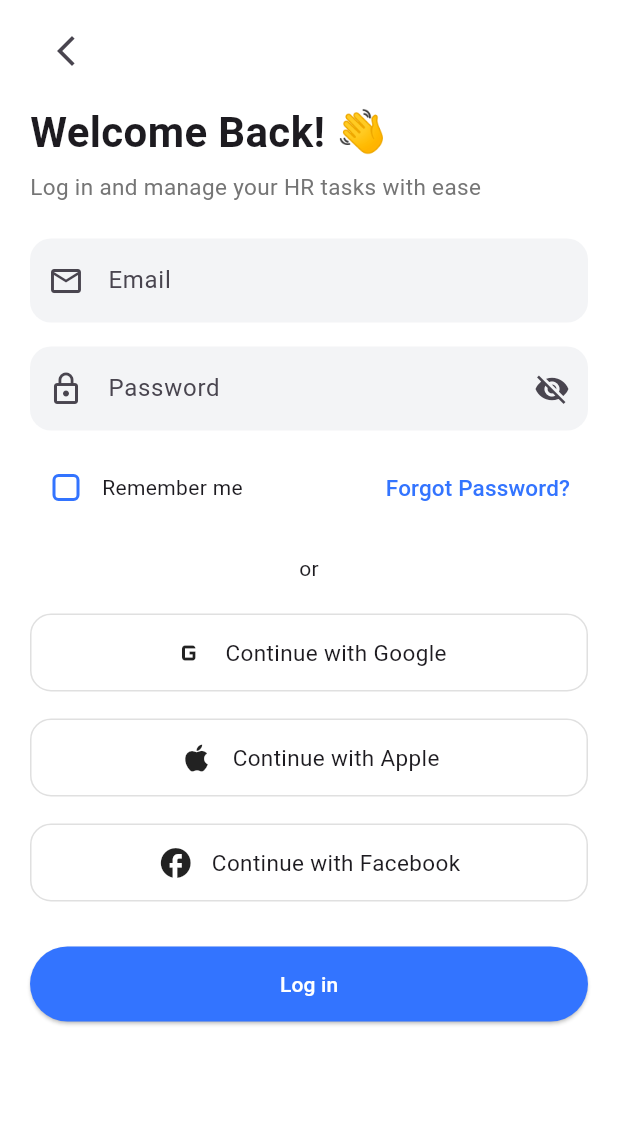
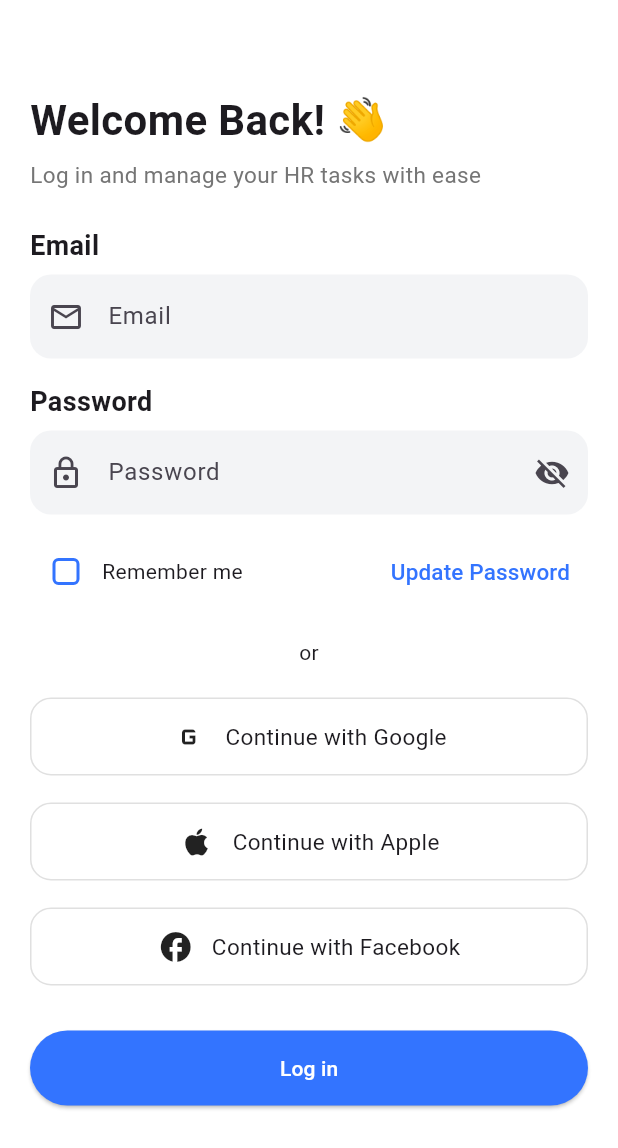
Before and after one commit to ajainoffbeat/offbeat-flutter-ems, a Flutter app: the LoginScreen screen opened by its route, on a phone screen of 412 x 824 dp. Shown: the top 1148 px of the screen. Run offline on Flutter 3.47's test engine with Material 3 defaults, Android fonts, the phone set to English and light mode, and no system bars; our stand-ins replace flutter_spinkit.

Commit message:
create update password screen, placed the buttons at the bottom of screen for improving ux, added labels in login screen, created widgets for heading, subheading and text.

```diff
--- a/lib/app/auth_screen/login_screen.dart
+++ b/lib/app/auth_screen/login_screen.dart
@@ -1,7 +1,6 @@
 import 'package:ems_offbeat/theme/app_theme.dart';
+import 'package:ems_offbeat/widgets/screen_headings.dart';
 import 'package:flutter/material.dart';
-import 'package:ems_offbeat/widgets/screen_subtitle.dart';
-import 'package:ems_offbeat/widgets/screen_title.dart';
 
 class LoginScreen extends StatelessWidget {
   const LoginScreen({super.key});
@@ -16,25 +15,26 @@ class LoginScreen extends StatelessWidget {
           child: Column(
             crossAxisAlignment: CrossAxisAlignment.start,
             children: [
-              const SizedBox(height: 10),
+              const SizedBox(height: 60),
 
               // Back button
-              IconButton(
-                onPressed: () => Navigator.pop(context),
-                icon: const Icon(Icons.arrow_back_ios_new),
-              ),
+              // IconButton(
+              //   onPressed: () => Navigator.pop(context),
+              //   icon: const Icon(Icons.arrow_back_ios_new),
+              // ),
 
-              const SizedBox(height: 10),
+              // const SizedBox(height: 10),
 
               // Updated header widgets
-              const ScreenTitle(text: "Welcome Back! 👋"),
+              const ScreenHeading(text: "Welcome Back! 👋"),
               const SizedBox(height: 6),
               const ScreenSubtitle(
                 text: "Log in and manage your HR tasks with ease",
               ),
 
               const SizedBox(height: 24),
-
+               const TitleText(text: "Email"),   // your custom bold widget
+              const SizedBox(height: 6),
               // Email Field
               TextField(
                 decoration: InputDecoration(
@@ -62,7 +62,8 @@ class LoginScreen extends StatelessWidget {
               ),
 
               const SizedBox(height: 16),
-
+                const TitleText(text: "Password"),   // your custom bold widget
+              const SizedBox(height: 6),
               // Password Field
               TextField(
                 obscureText: true,
@@ -111,9 +112,11 @@ class LoginScreen extends StatelessWidget {
                   const Text("Remember me"),
                   const Spacer(),
                   TextButton(
-                    onPressed: () {},
+                    onPressed: () {
+                      Navigator.pushNamed(context,"/updatePassword");
+                    },
                     child: const Text(
-                      "Forgot Password?",
+                      "Update Password",
                       style: TextStyle(
                         fontSize: 15,
                         color: AppThemeData.primary500,
--- a/lib/main.dart
+++ b/lib/main.dart
@@ -1,9 +1,8 @@
+import 'package:ems_offbeat/app/auth_screen/update_password.dart';
 import 'package:ems_offbeat/navigation/bottom_nav.dart';
-import 'package:ems_offbeat/app/auth_screen/forgot_password.dart';
 import 'package:ems_offbeat/app/leaves_screen/leave_request_screen.dart';
 import 'package:ems_offbeat/app/leaves_screen/leaves_screen.dart';
 import 'package:ems_offbeat/app/notification_screen/notification.dart';
-import 'package:ems_offbeat/app/auth_screen/reset_screen.dart';
 import 'package:flutter/material.dart';
 import 'app/auth_screen/login_screen.dart';
 import 'app/onboarding_screens/onboarding_screen.dart';
@@ -48,8 +47,7 @@ class MyApp extends StatelessWidget {
         "/onboarding": (_) => const OnboardingScreen(),
 
         "/login": (_) => LoginScreen(),
-        "/forgot": (_) => ForgotPasswordScreen(),
-        "/reset": (_) => ResetPasswordScreen(),
+        "/updatePassword":(_) => UpdatePasswordScreen(),
         '/home': (_) => HomeScreen(),
         '/leaves': (_) => const LeavesScreen(role: "manager"),
         '/leave-request': (_) => const LeaveRequestScreen(),
--- /dev/null
+++ b/lib/widgets/screen_headings.dart
@@ -0,0 +1,70 @@
+import 'package:flutter/material.dart';
+
+class ScreenHeading extends StatelessWidget {
+  final String text;
+  final TextAlign align;
+
+  const ScreenHeading({
+    super.key,
+    required this.text,
+    this.align = TextAlign.left,
+  });
+
+  @override
+  Widget build(BuildContext context) {
+    return Text(
+      text,
+      textAlign: align,
+      style: const TextStyle(
+        fontSize: 28,
+        fontWeight: FontWeight.w700,
+      ),
+    );
+  }
+}
+
+class ScreenSubtitle extends StatelessWidget {
+  final String text;
+  final TextAlign align;
+
+  const ScreenSubtitle({
+    super.key,
+    required this.text,
+    this.align = TextAlign.left,
+  });
+
+  @override
+  Widget build(BuildContext context) {
+    return Text(
+      text,
+      textAlign: align,
+      style: TextStyle(
+        fontSize: 15,
+        color: Colors.grey[600],
+      ),
+    );
+  }
+}
+
+class TitleText extends StatelessWidget {
+  final String text;
+  final TextAlign align;
+
+  const TitleText({
+    super.key,
+    required this.text,
+    this.align = TextAlign.left,
+  });
+
+  @override
+  Widget build(BuildContext context) {
+    return Text(
+      text,
+      textAlign: align,
+      style: const TextStyle(
+        fontSize: 18,
+        fontWeight: FontWeight.w600,
+      ),
+    );
+  }
+}
--- a/lib/widgets/screen_subtitle.dart
+++ /dev/null
@@ -1,24 +0,0 @@
-import 'package:flutter/material.dart';
-
-class ScreenSubtitle extends StatelessWidget {
-  final String text;
-  final TextAlign align;
-
-  const ScreenSubtitle({
-    super.key,
-    required this.text,
-    this.align = TextAlign.left,
-  });
-
-  @override
-  Widget build(BuildContext context) {
-    return Text(
-      text,
-      textAlign: align,
-      style: TextStyle(
-        fontSize: 15,
-        color: Colors.grey[600],
-      ),
-    );
-  }
-}
--- a/lib/widgets/screen_title.dart
+++ /dev/null
@@ -1,24 +0,0 @@
-import 'package:flutter/material.dart';
-
-class ScreenTitle extends StatelessWidget {
-  final String text;
-  final TextAlign align;
-
-  const ScreenTitle({
-    super.key,
-    required this.text,
-    this.align = TextAlign.left,
-  });
-
-  @override
-  Widget build(BuildContext context) {
-    return Text(
-      text,
-      textAlign: align,
-      style: const TextStyle(
-        fontSize: 28,
-        fontWeight: FontWeight.w700,
-      ),
-    );
-  }
-}
```
Also changed, not shown: lib/app/auth_screen/forgot_password.dart (deleted, +0 -93 lines), lib/app/auth_screen/reset_screen.dart (deleted, +0 -88 lines), lib/app/auth_screen/update_password.dart (added, +112 -0 lines), lib/app/onboarding_screens/onboarding_screen.dart (+47 -26 lines), assets/images/onboarding_rec.png.
